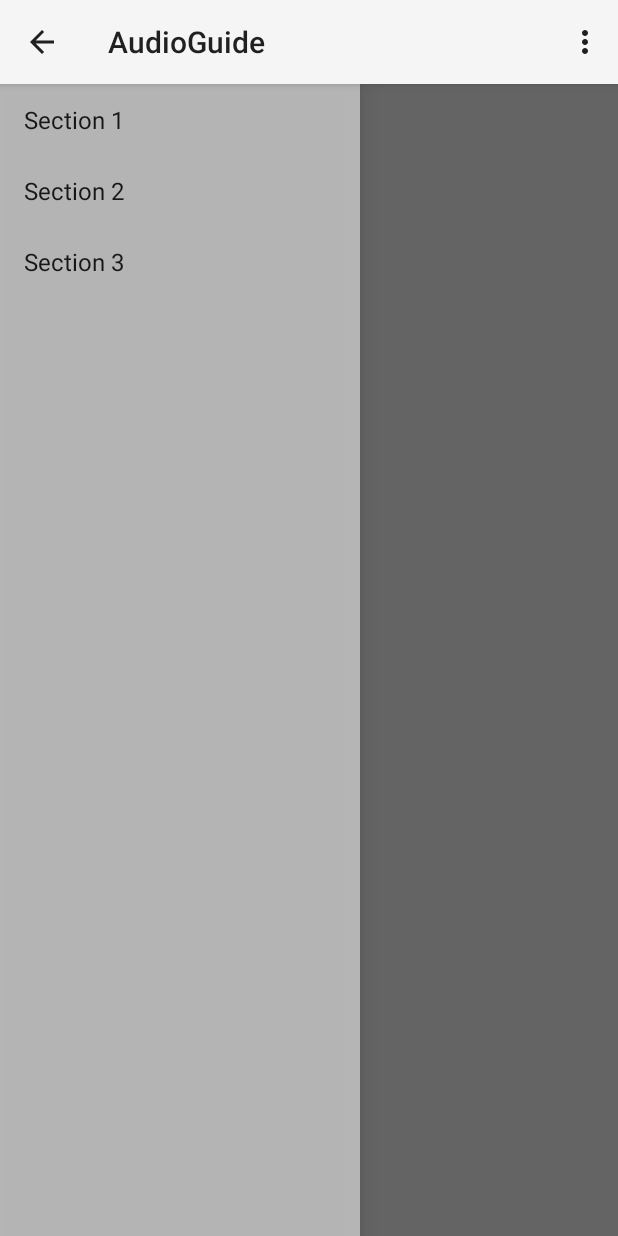
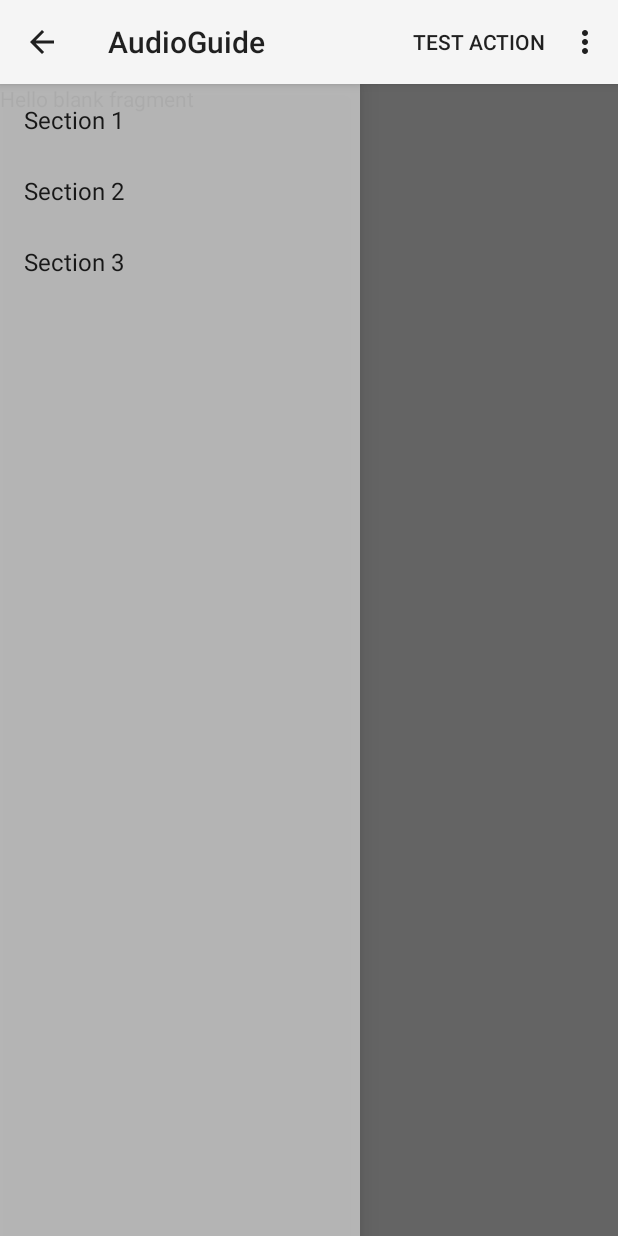
Before and after one commit to oss-fruct-org/audioguide, an Android app: the screen it shows after launch (MainActivity), on a phone screen of 412 x 824 dp. Run offline under Robolectric (Android 15) with nearby library versions, the phone set to English and light mode, and no system bars; 2 statements that could not run were skipped.

Commit message:
One-panel fragment stack

```diff
--- a/AudioGuide/src/main/java/org/fruct/oss/audioguide/MainActivity.java
+++ b/AudioGuide/src/main/java/org/fruct/oss/audioguide/MainActivity.java
@@ -1,43 +1,51 @@
 package org.fruct.oss.audioguide;
 
 import android.app.Activity;
+import android.net.Uri;
 import android.support.v7.app.ActionBarActivity;
 import android.support.v7.app.ActionBar;
 import android.support.v4.app.Fragment;
 import android.support.v4.app.FragmentManager;
-import android.content.Context;
-import android.os.Build;
 import android.os.Bundle;
-import android.view.Gravity;
 import android.view.LayoutInflater;
 import android.view.Menu;
 import android.view.MenuItem;
 import android.view.View;
 import android.view.ViewGroup;
 import android.support.v4.widget.DrawerLayout;
-import android.widget.ArrayAdapter;
 import android.widget.TextView;
 
+import java.util.ArrayList;
+import java.util.List;
+
 public class MainActivity extends ActionBarActivity
-        implements NavigationDrawerFragment.NavigationDrawerCallbacks {
+        implements NavigationDrawerFragment.NavigationDrawerCallbacks, MultiPanel, TestFragment.OnFragmentInteractionListener {
+	//private static final int[] PANEL_IDS = {R.id.panel1, R.id.panel2, R.id.panel3};
 
     /**
      * Fragment managing the behaviors, interactions and presentation of the navigation drawer.
      */
     private NavigationDrawerFragment mNavigationDrawerFragment;
 
+
     /**
      * Used to store the last screen title. For use in {@link #restoreActionBar()}.
      */
     private CharSequence mTitle;
 
-    @Override
+	private int panelsCount = 1;
+	private int currentIndex = 0;
+	private List<Fragment> fragmentStack = new ArrayList<Fragment>();
+	private  FragmentManager fragmentManager;
+
+	@Override
     protected void onCreate(Bundle savedInstanceState) {
         super.onCreate(savedInstanceState);
         setContentView(R.layout.activity_main);
 
+		fragmentManager = getSupportFragmentManager();
         mNavigationDrawerFragment = (NavigationDrawerFragment)
-                getSupportFragmentManager().findFragmentById(R.id.navigation_drawer);
+                fragmentManager.findFragmentById(R.id.navigation_drawer);
         mTitle = getTitle();
 
         // Set up the drawer.
@@ -48,11 +56,15 @@ public class MainActivity extends ActionBarActivity
 
     @Override
     public void onNavigationDrawerItemSelected(int position) {
-        // update the main content by replacing fragments
-        FragmentManager fragmentManager = getSupportFragmentManager();
+		FragmentManager fragmentManager = getSupportFragmentManager();
+		while (fragmentManager.getBackStackEntryCount() > 0)
+			fragmentManager.popBackStack();
+
         fragmentManager.beginTransaction()
-                .replace(R.id.container, PlaceholderFragment.newInstance(position + 1))
-                .commit();
+                .replace(R.id.panel1, position == 0
+						? TestFragment.newInstance("qwe", "asd")
+						: PlaceholderFragment.newInstance(position + 1))
+				.commit();
     }
 
     public void onSectionAttached(int number) {
@@ -76,8 +88,15 @@ public class MainActivity extends ActionBarActivity
         actionBar.setTitle(mTitle);
     }
 
+	@Override
+	public boolean onSupportNavigateUp() {
+		if (fragmentManager.getBackStackEntryCount() > 0)
+			popFragment();
 
-    @Override
+		return super.onSupportNavigateUp();
+	}
+
+	@Override
     public boolean onCreateOptionsMenu(Menu menu) {
         if (!mNavigationDrawerFragment.isDrawerOpen()) {
             // Only show items in the action bar relevant to this screen
@@ -102,7 +121,50 @@ public class MainActivity extends ActionBarActivity
         return super.onOptionsItemSelected(item);
     }
 
-    /**
+	/*private void updateFragmentsLayout() {
+		FragmentTransaction transaction = getSupportFragmentManager().beginTransaction();
+
+		for (int i = 0; i < panelsCount; i++) {
+			int fragmentIdx = currentIndex + i;
+
+			if (fragmentIdx < fragmentStack.size())
+				transaction.replace(PANEL_IDS[i], fragmentStack.get(fragmentIdx));
+
+		}
+
+		transaction.commit();
+	}*/
+
+	@Override
+	public void pushFragment(Fragment fragment) {
+		mNavigationDrawerFragment.setUpEnabled(false);
+		fragmentManager.beginTransaction()
+				.replace(R.id.panel1, fragment)
+				.addToBackStack(null)
+				.commit();
+	}
+
+	@Override
+	public void popFragment() {
+		int count = fragmentManager.getBackStackEntryCount();
+
+		// Don't allow pop last fragment
+		if (count > 0)
+			fragmentManager.popBackStack();
+
+		// This is root fragment, re-attach drawer
+		if (count == 1) {
+			mNavigationDrawerFragment.setUpEnabled(true);
+			restoreActionBar();
+		}
+	}
+
+	@Override
+	public void onFragmentInteraction(Uri uri) {
+
+	}
+
+	/**
      * A placeholder fragment containing a simple view.
      */
     public static class PlaceholderFragment extends Fragment {
--- /dev/null
+++ b/AudioGuide/src/main/java/org/fruct/oss/audioguide/MultiPanel.java
@@ -0,0 +1,9 @@
+package org.fruct.oss.audioguide;
+
+
+import android.support.v4.app.Fragment;
+
+public interface MultiPanel {
+	void pushFragment(Fragment fragment);
+	void popFragment();
+}
--- /dev/null
+++ b/AudioGuide/src/main/java/org/fruct/oss/audioguide/TestFragment.java
@@ -0,0 +1,146 @@
+package org.fruct.oss.audioguide;
+
+import android.app.Activity;
+import android.net.Uri;
+import android.os.Bundle;
+import android.support.v4.app.Fragment;
+import android.support.v7.app.ActionBarActivity;
+import android.view.LayoutInflater;
+import android.view.Menu;
+import android.view.MenuInflater;
+import android.view.MenuItem;
+import android.view.View;
+import android.view.ViewGroup;
+
+
+/**
+ * A simple {@link android.support.v4.app.Fragment} subclass.
+ * Activities that contain this fragment must implement the
+ * {@link TestFragment.OnFragmentInteractionListener} interface
+ * to handle interaction events.
+ * Use the {@link TestFragment#newInstance} factory method to
+ * create an instance of this fragment.
+ *
+ */
+public class TestFragment extends Fragment {
+    // TODO: Rename parameter arguments, choose names that match
+    // the fragment initialization parameters, e.g. ARG_ITEM_NUMBER
+    private static final String ARG_PARAM1 = "param1";
+    private static final String ARG_PARAM2 = "param2";
+
+    // TODO: Rename and change types of parameters
+    private String mParam1;
+    private String mParam2;
+
+    private OnFragmentInteractionListener mListener;
+	private MultiPanel multiPanel;
+
+    /**
+     * Use this factory method to create a new instance of
+     * this fragment using the provided parameters.
+     *
+     * @param param1 Parameter 1.
+     * @param param2 Parameter 2.
+     * @return A new instance of fragment TestFragment.
+     */
+    // TODO: Rename and change types and number of parameters
+    public static TestFragment newInstance(String param1, String param2) {
+        TestFragment fragment = new TestFragment();
+        Bundle args = new Bundle();
+        args.putString(ARG_PARAM1, param1);
+        args.putString(ARG_PARAM2, param2);
+        fragment.setArguments(args);
+        return fragment;
+    }
+    public TestFragment() {
+        // Required empty public constructor
+    }
+
+    @Override
+    public void onCreate(Bundle savedInstanceState) {
+        super.onCreate(savedInstanceState);
+        if (getArguments() != null) {
+            mParam1 = getArguments().getString(ARG_PARAM1);
+            mParam2 = getArguments().getString(ARG_PARAM2);
+        }
+    }
+
+	@Override
+	public void onActivityCreated(Bundle savedInstanceState) {
+		super.onActivityCreated(savedInstanceState);
+
+		setHasOptionsMenu(true);
+	}
+
+	@Override
+	public void onCreateOptionsMenu(Menu menu, MenuInflater inflater) {
+		super.onCreateOptionsMenu(menu, inflater);
+		inflater.inflate(R.menu.test_menu, menu);
+	}
+
+	@Override
+	public boolean onOptionsItemSelected(MenuItem item) {
+		if (item.getItemId() == R.id.action_test) {
+			multiPanel.pushFragment(MainActivity.PlaceholderFragment.newInstance(5));
+			return true;
+		} else if (item.getItemId() == android.R.id.home) {
+			multiPanel.popFragment();
+			return true;
+		}
+
+		return super.onOptionsItemSelected(item);
+	}
+
+	@Override
+    public View onCreateView(LayoutInflater inflater, ViewGroup container,
+                             Bundle savedInstanceState) {
+        // Inflate the layout for this fragment
+        return inflater.inflate(R.layout.fragment_test, container, false);
+    }
+
+    // TODO: Rename method, update argument and hook method into UI event
+    public void onButtonPressed(Uri uri) {
+        if (mListener != null) {
+            mListener.onFragmentInteraction(uri);
+        }
+    }
+
+    @Override
+    public void onAttach(Activity activity) {
+        super.onAttach(activity);
+        try {
+            mListener = (OnFragmentInteractionListener) activity;
+        } catch (ClassCastException e) {
+            throw new ClassCastException(activity.toString()
+                    + " must implement OnFragmentInteractionListener");
+        }
+
+		if (activity instanceof MultiPanel)
+			multiPanel = (MultiPanel) activity;
+
+		//((ActionBarActivity)activity).getSupportActionBar().setNavigationMode(NAVI);
+    }
+
+    @Override
+    public void onDetach() {
+        super.onDetach();
+        mListener = null;
+		multiPanel = null;
+    }
+
+    /**
+     * This interface must be implemented by activities that contain this
+     * fragment to allow an interaction in this fragment to be communicated
+     * to the activity and potentially other fragments contained in that
+     * activity.
+     * <p>
+     * See the Android Training lesson <a href=
+     * "http://developer.android.com/training/basics/fragments/communicating.html"
+     * >Communicating with Other Fragments</a> for more information.
+     */
+    public interface OnFragmentInteractionListener {
+        // TODO: Update argument type and name
+        public void onFragmentInteraction(Uri uri);
+    }
+
+}
--- a/AudioGuide/src/main/res/layout/activity_main.xml
+++ b/AudioGuide/src/main/res/layout/activity_main.xml
@@ -7,13 +7,29 @@
     android:layout_height="match_parent"
     tools:context="org.fruct.oss.audioguide.MainActivity">
 
-    <!-- As the main content view, the view below consumes the entire
-         space available using match_parent in both dimensions. -->
-    <FrameLayout
-        android:id="@+id/container"
+    <LinearLayout
+        android:baselineAligned="false"
+        android:orientation="horizontal"
         android:layout_width="match_parent"
-        android:layout_height="match_parent" />
+        android:layout_height="match_parent">
+        <FrameLayout
+            android:id="@+id/panel1"
+            android:layout_weight="1"
+            android:layout_width="0dp"
+            android:layout_height="match_parent" />
 
+        <!--<FrameLayout
+            android:id="@+id/panel2"
+            android:layout_weight="1"
+            android:layout_width="0dp"
+            android:layout_height="match_parent" />
+
+        <FrameLayout
+            android:id="@+id/panel3"
+            android:layout_weight="1"
+            android:layout_width="0dp"
+            android:layout_height="match_parent" />-->
+    </LinearLayout>
     <!-- android:layout_gravity="start" tells DrawerLayout to treat
          this as a sliding drawer on the left side for left-to-right
          languages and on the right side for right-to-left languages.
--- /dev/null
+++ b/AudioGuide/src/main/res/menu/test_menu.xml
@@ -0,0 +1,9 @@
+<?xml version="1.0" encoding="utf-8"?>
+
+<menu xmlns:android="http://schemas.android.com/apk/res/android"
+      xmlns:app="http://schemas.android.com/apk/res-auto">
+    <item android:id="@+id/action_test"
+          android:title="Test action"
+          app:showAsAction="withText|ifRoom"/>
+
+</menu>
--- a/AudioGuide/src/main/res/values/strings.xml
+++ b/AudioGuide/src/main/res/values/strings.xml
@@ -9,5 +9,6 @@
     <string name="navigation_drawer_close">Close navigation drawer</string>
     <string name="action_example">Example action</string>
     <string name="action_settings">Settings</string>
+    <string name="hello_blank_fragment">Hello blank fragment</string>
 
 </resources>
```
Also changed, not shown: AudioGuide/src/main/java/org/fruct/oss/audioguide/NavigationDrawerFragment.java (+8 -0 lines), AudioGuide/src/main/res/layout/fragment_test.xml (added, +13 -0 lines).
